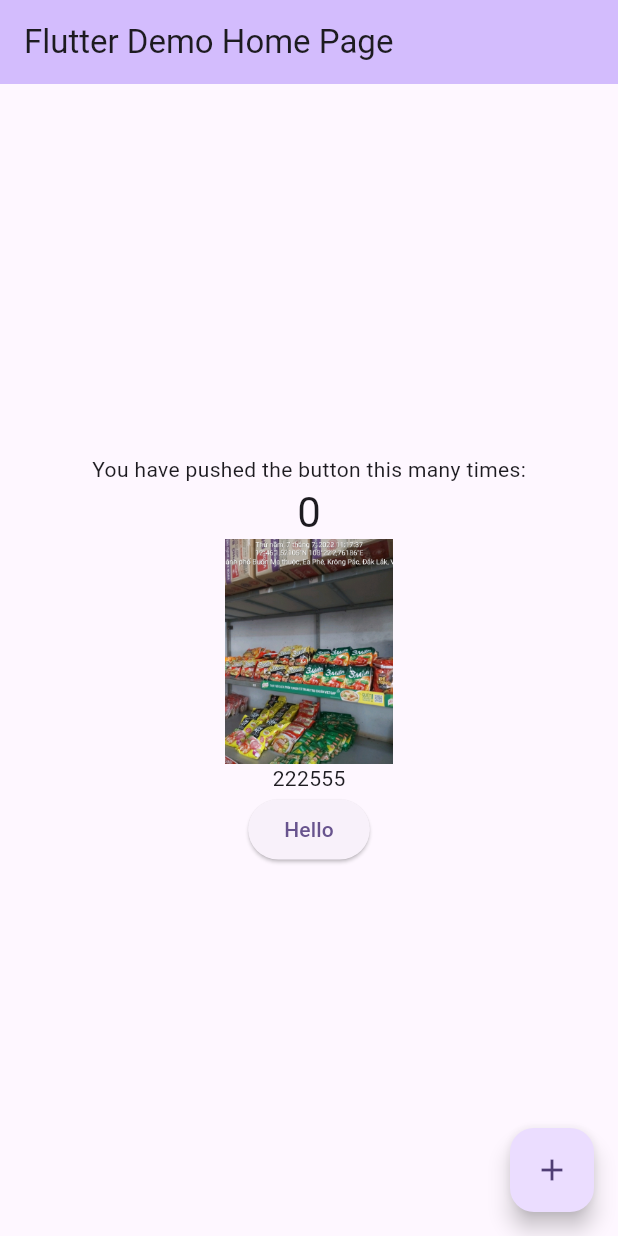
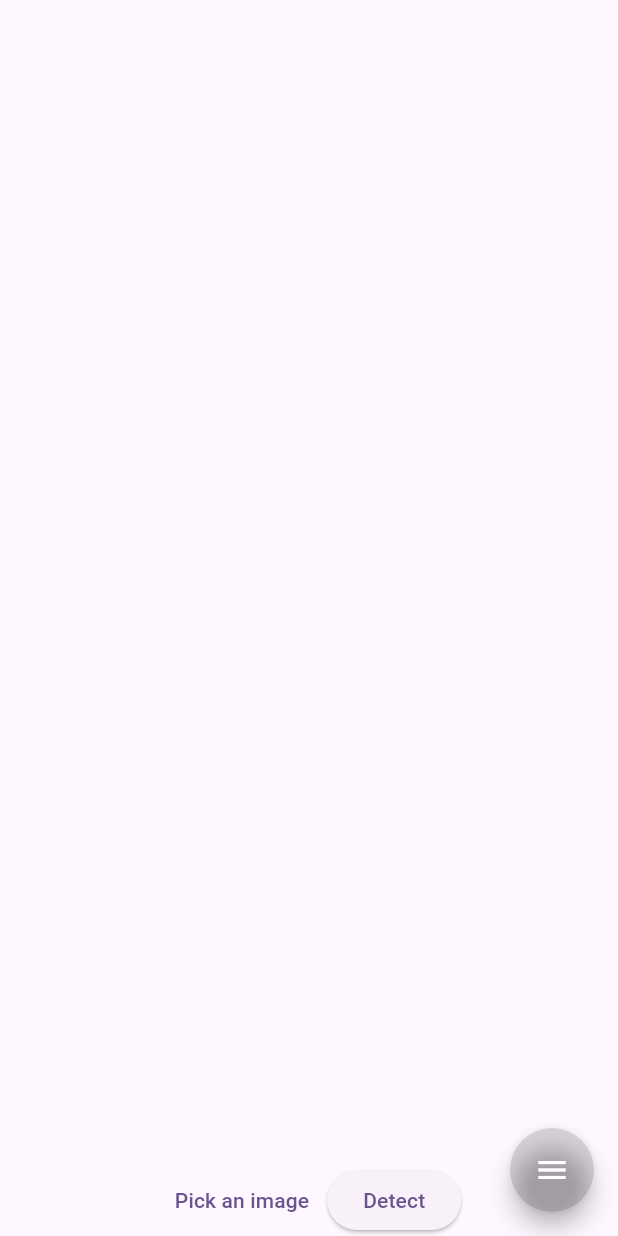
Before and after one commit to nguyendai0208/FlutterObjectDetect, a Flutter app: the screen it shows after launch, on a phone screen of 412 x 824 dp. Run offline on Flutter 3.47's test engine with Material 2 defaults, Android fonts, the phone set to English and light mode, and no system bars; drawn by our look-alikes of flutter_speed_dial; our stand-ins replace image_picker; missing offline and left inert: flutter_vision.

Commit message:
- load image for android

```diff
--- a/lib/main.dart
+++ b/lib/main.dart
@@ -1,9 +1,11 @@
-import 'dart:async';
 import 'package:flutter/material.dart';
 import 'package:flutter/services.dart';
-import 'dart:developer';
 
 import 'package:flutter_application_1/src/detect_object.dart';
+import 'package:flutter_application_1/src/yolo_image_v8.dart';
+import 'package:flutter_speed_dial/flutter_speed_dial.dart';
+
+enum Options { none, imagev5, imagev8, imagev8seg, frame, tesseract, vision }
 
 void main() {
   runApp(const MyApp());
@@ -49,6 +51,7 @@ class _MyHomePageState extends State<MyHomePage> {
   static const platform = MethodChannel("call_native_manager");
   // static const _detectObjectManager = DetectObjectVision();
   final DetectObjectVision _detectObjectManager = DetectObjectVision();
+  Options option = Options.none;
 
   @override
   void initState() {
@@ -77,30 +80,30 @@ class _MyHomePageState extends State<MyHomePage> {
   //     log("Neo errr");
   //   }
   // }
-  Future<void> _getObjectDetect() async {
-    // const inputImg = Image(image: AssetImage('assets/image-1.png'));
-    // var data = await rootBundle.load("assets/image-1.png");
-    var data = await rootBundle.load("assets/images/demo-camera.jpg");
-    var img = data.buffer.asUint8List();
-    try {
-      // var channelResp = await platform.invokeMethod("detect", {'img': img});
-      // var item = Map<String, dynamic>.from(channelResp);
-      // var channelResp = await _detectObjectManager.detectImage(
-      // bytesList: img, imageHeight: 100, imageWidth: 100);
-      // final abc = await platform.invokeMethod("detect");
-      // var item = Map<String, dynamic>.from(channelResp);
-      var item = await _detectObjectManager.detectImage(
-          bytesList: img, imageHeight: 100, imageWidth: 100);
-      var imageData = item['img'];
-      var image = Image.memory(imageData);
-      setState(() {
-        _imageRender = image;
-      });
-      log("Neo $item");
-    } on PlatformException {
-      log("Neo errr");
-    }
-  }
+  // Future<void> _getObjectDetect() async {
+  //   // const inputImg = Image(image: AssetImage('assets/image-1.png'));
+  //   // var data = await rootBundle.load("assets/image-1.png");
+  //   var data = await rootBundle.load("assets/images/demo-camera.jpg");
+  //   var img = data.buffer.asUint8List();
+  //   try {
+  //     // var channelResp = await platform.invokeMethod("detect", {'img': img});
+  //     // var item = Map<String, dynamic>.from(channelResp);
+  //     // var channelResp = await _detectObjectManager.detectImage(
+  //     // bytesList: img, imageHeight: 100, imageWidth: 100);
+  //     // final abc = await platform.invokeMethod("detect");
+  //     // var item = Map<String, dynamic>.from(channelResp);
+  //     var item = await _detectObjectManager.detectImage(
+  //         bytesList: img, imageHeight: 100, imageWidth: 100);
+  //     var imageData = item['img'];
+  //     var image = Image.memory(imageData);
+  //     setState(() {
+  //       _imageRender = image;
+  //     });
+  //     log("Neo $item");
+  //   } on PlatformException {
+  //     log("Neo errr");
+  //   }
+  // }
 
   void _incrementCounter() {
     setState(() {
@@ -126,78 +129,175 @@ class _MyHomePageState extends State<MyHomePage> {
     }
   }
 
+  // @override
+  // Widget build(BuildContext context) {
+  //   // This method is rerun every time setState is called, for instance as done
+  //   // by the _incrementCounter method above.
+  //   //
+  //   // The Flutter framework has been optimized to make rerunning build methods
+  //   // fast, so that you can just rebuild anything that needs updating rather
+  //   // than having to individually change instances of widgets.
+  //   return Scaffold(
+  //     appBar: AppBar(
+  //       // TRY THIS: Try changing the color here to a specific color (to
+  //       // Colors.amber, perhaps?) and trigger a hot reload to see the AppBar
+  //       // change color while the other colors stay the same.
+  //       backgroundColor: Theme.of(context).colorScheme.inversePrimary,
+  //       // Here we take the value from the MyHomePage object that was created by
+  //       // the App.build method, and use it to set our appbar title.
+  //       title: Text(widget.title),
+  //     ),
+  //     body: Center(
+  //       // Center is a layout widget. It takes a single child and positions it
+  //       // in the middle of the parent.
+  //       child: Column(
+  //         // Column is also a layout widget. It takes a list of children and
+  //         // arranges them vertically. By default, it sizes itself to fit its
+  //         // children horizontally, and tries to be as tall as its parent.
+  //         //
+  //         // Column has various properties to control how it sizes itself and
+  //         // how it positions its children. Here we use mainAxisAlignment to
+  //         // center the children vertically; the main axis here is the vertical
+  //         // axis because Columns are vertical (the cross axis would be
+  //         // horizontal).
+  //         //
+  //         // TRY THIS: Invoke "debug painting" (choose the "Toggle Debug Paint"
+  //         // action in the IDE, or press "p" in the console), to see the
+  //         // wireframe for each widget.
+  //         mainAxisAlignment: MainAxisAlignment.center,
+  //         children: <Widget>[
+  //           const Text(
+  //             'You have pushed the button this many times:',
+  //           ),
+  //           Text(
+  //             '$_counter',
+  //             style: Theme.of(context).textTheme.headlineMedium,
+  //           ),
+  //           const Image(
+  //             // image: AssetImage('assets/image-1.png'),
+  //             image: AssetImage('assets/images/demo-camera.jpg'),
+  //             width: 150,
+  //             height: 150,
+  //           ),
+  //           const Text('222555'),
+  //           ElevatedButton(
+  //               child: const Text('Hello'), onPressed: _getObjectDetect),
+
+  //           // ElevatedButton(
+  //           //   child: Text('Hello'),
+  //           //   onPressed: _getObjectDetect(AssetImage('assets/image-1.png')),
+  //           // )
+  //           // Image(
+  //           //   image: DecorationImage(image: _imageRender!s.image),
+  //           //   width: 150,
+  //           //   height: 150,
+  //           // ),
+  //           _imageRenderWidget(),
+  //         ],
+  //       ),
+  //     ),
+  //     floatingActionButton: FloatingActionButton(
+  //       onPressed: _incrementCounter,
+  //       tooltip: 'Increment',
+  //       child: const Icon(Icons.add),
+  //     ), // This trailing comma makes auto-formatting nicer for build methods.
+  //   );
+  // }
   @override
   Widget build(BuildContext context) {
-    // This method is rerun every time setState is called, for instance as done
-    // by the _incrementCounter method above.
-    //
-    // The Flutter framework has been optimized to make rerunning build methods
-    // fast, so that you can just rebuild anything that needs updating rather
-    // than having to individually change instances of widgets.
     return Scaffold(
-      appBar: AppBar(
-        // TRY THIS: Try changing the color here to a specific color (to
-        // Colors.amber, perhaps?) and trigger a hot reload to see the AppBar
-        // change color while the other colors stay the same.
-        backgroundColor: Theme.of(context).colorScheme.inversePrimary,
-        // Here we take the value from the MyHomePage object that was created by
-        // the App.build method, and use it to set our appbar title.
-        title: Text(widget.title),
+      body: YoloImageV8(vision: _detectObjectManager),
+      floatingActionButton: SpeedDial(
+        //margin bottom
+        icon: Icons.menu, //icon on Floating action button
+        activeIcon: Icons.close, //icon when menu is expanded on button
+        backgroundColor: Colors.black12, //background color of button
+        foregroundColor: Colors.white, //font color, icon color in button
+        activeBackgroundColor:
+            Colors.deepPurpleAccent, //background color when menu is expanded
+        activeForegroundColor: Colors.white,
+        visible: true,
+        closeManually: false,
+        curve: Curves.bounceIn,
+        overlayColor: Colors.black,
+        overlayOpacity: 0.5,
+        buttonSize: const Size(56.0, 56.0),
+        children: [
+          SpeedDialChild(
+            //speed dial child
+            child: const Icon(Icons.video_call),
+            backgroundColor: Colors.red,
+            foregroundColor: Colors.white,
+            label: 'Yolo on Frame',
+            labelStyle: const TextStyle(fontSize: 18.0),
+            onTap: () {
+              setState(() {
+                option = Options.frame;
+              });
+            },
+          ),
+          SpeedDialChild(
+            child: const Icon(Icons.camera),
+            backgroundColor: Colors.blue,
+            foregroundColor: Colors.white,
+            label: 'YoloV8seg on Image',
+            labelStyle: const TextStyle(fontSize: 18.0),
+            onTap: () {
+              setState(() {
+                option = Options.imagev8seg;
+              });
+            },
+          ),
+          SpeedDialChild(
+            child: const Icon(Icons.camera),
+            backgroundColor: Colors.blue,
+            foregroundColor: Colors.white,
+            label: 'YoloV8 on Image',
+            labelStyle: const TextStyle(fontSize: 18.0),
+            onTap: () {
+              setState(() {
+                option = Options.imagev8;
+              });
+            },
+          ),
+          SpeedDialChild(
+            child: const Icon(Icons.camera),
+            backgroundColor: Colors.blue,
+            foregroundColor: Colors.white,
+            label: 'YoloV5 on Image',
+            labelStyle: const TextStyle(fontSize: 18.0),
+            onTap: () {
+              setState(() {
+                option = Options.imagev5;
+              });
+            },
+          ),
+          SpeedDialChild(
+            child: const Icon(Icons.text_snippet_outlined),
+            foregroundColor: Colors.white,
+            backgroundColor: Colors.green,
+            label: 'Tesseract',
+            labelStyle: const TextStyle(fontSize: 18.0),
+            onTap: () {
+              setState(() {
+                option = Options.tesseract;
+              });
+            },
+          ),
+          SpeedDialChild(
+            child: const Icon(Icons.document_scanner),
+            foregroundColor: Colors.white,
+            backgroundColor: Colors.green,
+            label: 'Vision',
+            labelStyle: const TextStyle(fontSize: 18.0),
+            onTap: () {
+              setState(() {
+                option = Options.vision;
+              });
+            },
+          ),
+        ],
       ),
-      body: Center(
-        // Center is a layout widget. It takes a single child and positions it
-        // in the middle of the parent.
-        child: Column(
-          // Column is also a layout widget. It takes a list of children and
-          // arranges them vertically. By default, it sizes itself to fit its
-          // children horizontally, and tries to be as tall as its parent.
-          //
-          // Column has various properties to control how it sizes itself and
-          // how it positions its children. Here we use mainAxisAlignment to
-          // center the children vertically; the main axis here is the vertical
-          // axis because Columns are vertical (the cross axis would be
-          // horizontal).
-          //
-          // TRY THIS: Invoke "debug painting" (choose the "Toggle Debug Paint"
-          // action in the IDE, or press "p" in the console), to see the
-          // wireframe for each widget.
-          mainAxisAlignment: MainAxisAlignment.center,
-          children: <Widget>[
-            const Text(
-              'You have pushed the button this many times:',
-            ),
-            Text(
-              '$_counter',
-              style: Theme.of(context).textTheme.headlineMedium,
-            ),
-            const Image(
-              // image: AssetImage('assets/image-1.png'),
-              image: AssetImage('assets/images/demo-camera.jpg'),
-              width: 150,
-              height: 150,
-            ),
-            const Text('222555'),
-            ElevatedButton(
-                child: const Text('Hello'), onPressed: _getObjectDetect),
-
-            // ElevatedButton(
-            //   child: Text('Hello'),
-            //   onPressed: _getObjectDetect(AssetImage('assets/image-1.png')),
-            // )
-            // Image(
-            //   image: DecorationImage(image: _imageRender!s.image),
-            //   width: 150,
-            //   height: 150,
-            // ),
-            _imageRenderWidget(),
-          ],
-        ),
-      ),
-      floatingActionButton: FloatingActionButton(
-        onPressed: _incrementCounter,
-        tooltip: 'Increment',
-        child: const Icon(Icons.add),
-      ), // This trailing comma makes auto-formatting nicer for build methods.
     );
   }
 }
--- /dev/null
+++ b/lib/src/yolo_image_v8.dart
@@ -0,0 +1,149 @@
+import 'dart:io';
+import 'dart:typed_data';
+
+import 'package:flutter/material.dart';
+import 'package:flutter_application_1/src/detect_object.dart';
+import 'package:image_picker/image_picker.dart';
+
+class YoloImageV8 extends StatefulWidget {
+  final DetectObjectVision vision;
+  const YoloImageV8({Key? key, required this.vision}) : super(key: key);
+
+  @override
+  State<YoloImageV8> createState() => _YoloImageV8State();
+}
+
+class _YoloImageV8State extends State<YoloImageV8> {
+  late List<Map<String, dynamic>> yoloResults;
+  File? imageFile;
+  int imageHeight = 1;
+  int imageWidth = 1;
+  bool isLoaded = false;
+
+  @override
+  void initState() {
+    super.initState();
+    loadYoloModel().then((value) {
+      setState(() {
+        yoloResults = [];
+        isLoaded = true;
+      });
+    });
+  }
+
+  @override
+  void dispose() async {
+    super.dispose();
+  }
+
+  @override
+  Widget build(BuildContext context) {
+    final Size size = MediaQuery.of(context).size;
+    if (!isLoaded) {
+      return const Scaffold(
+        body: Center(
+          child: Text("Model not loaded, waiting for it"),
+        ),
+      );
+    }
+    return Stack(
+      fit: StackFit.expand,
+      children: [
+        imageFile != null ? Image.file(imageFile!) : const SizedBox(),
+        Align(
+          alignment: Alignment.bottomCenter,
+          child: Row(
+            mainAxisAlignment: MainAxisAlignment.center,
+            children: [
+              TextButton(
+                onPressed: pickImage,
+                child: const Text("Pick an image"),
+              ),
+              ElevatedButton(
+                onPressed: yoloOnImage,
+                child: const Text("Detect"),
+              )
+            ],
+          ),
+        ),
+        ...displayBoxesAroundRecognizedObjects(size),
+      ],
+    );
+  }
+
+  Future<void> loadYoloModel() async {
+    await widget.vision.loadModel();
+    setState(() {
+      isLoaded = true;
+    });
+  }
+
+  Future<void> pickImage() async {
+    final ImagePicker picker = ImagePicker();
+    // Capture a photo
+    final XFile? photo = await picker.pickImage(source: ImageSource.gallery);
+    if (photo != null) {
+      setState(() {
+        imageFile = File(photo.path);
+      });
+    }
+  }
+
+  yoloOnImage() async {
+    yoloResults.clear();
+    Uint8List byte = await imageFile!.readAsBytes();
+    final image = await decodeImageFromList(byte);
+    imageHeight = image.height;
+    imageWidth = image.width;
+    // final result = await widget.vision.yoloOnImage(
+    //     bytesList: byte,
+    //     imageHeight: image.height,
+    //     imageWidth: image.width,
+    //     iouThreshold: 0.8,
+    //     confThreshold: 0.4,
+    //     classThreshold: 0.5);
+    final result = await widget.vision.detectImage(
+        bytesList: byte, imageHeight: image.height, imageWidth: image.width);
+    if (result.isNotEmpty) {
+      setState(() {
+        yoloResults = result;
+      });
+    }
+  }
+
+  List<Widget> displayBoxesAroundRecognizedObjects(Size screen) {
+    if (yoloResults.isEmpty) return [];
+
+    double factorX = screen.width / (imageWidth);
+    double imgRatio = imageWidth / imageHeight;
+    double newWidth = imageWidth * factorX;
+    double newHeight = newWidth / imgRatio;
+    double factorY = newHeight / (imageHeight);
+
+    double pady = (screen.height - newHeight) / 2;
+
+    Color colorPick = const Color.fromARGB(255, 50, 233, 30);
+    return yoloResults.map((result) {
+      return Positioned(
+        left: result["box"][0] * factorX,
+        top: result["box"][1] * factorY + pady,
+        width: (result["box"][2] - result["box"][0]) * factorX,
+        height: (result["box"][3] - result["box"][1]) * factorY,
+        child: Container(
+          decoration: BoxDecoration(
+            borderRadius: const BorderRadius.all(Radius.circular(10.0)),
+            border: Border.all(color: Colors.pink, width: 2.0),
+          ),
+          child: Text(
+            "${result['tag']} ${(result['box'][4] * 100).toStringAsFixed(0)}%",
+            style: TextStyle(
+              background: Paint()..color = colorPick,
+              color: Colors.white,
+              fontSize: 18.0,
+            ),
+          ),
+        ),
+      );
+    }).toList();
+  }
+}
--- a/pubspec.yaml
+++ b/pubspec.yaml
@@ -36,6 +36,8 @@ dependencies:
   cupertino_icons: ^1.0.2
   ios_platform_images: ^0.2.3
   flutter_vision: ^1.1.4
+  image_picker: ^1.0.4
+  flutter_speed_dial: ^7.0.0
 
 dev_dependencies:
   flutter_test:
```
Also changed, not shown: lib/src/detect_object.dart (+7 -8 lines), pubspec.lock, 5 other files.
